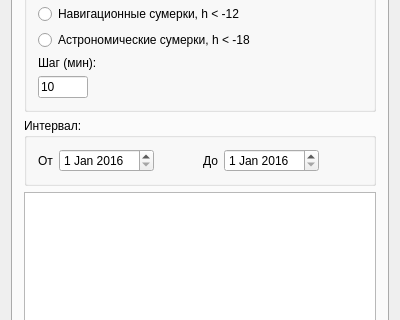
DeGraaf-dev/eros_qt, file erosmain.ui: the form before one commit; both pictures show x 0 to 400 and y 127 to 447 of the 400 by 650 pixel window.
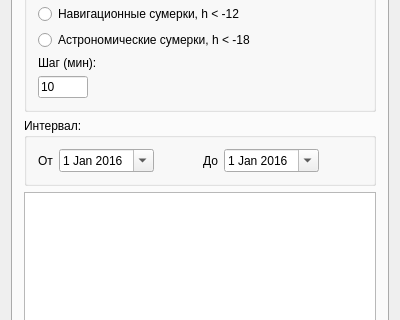
The form after the commit. The open tabs and pages were chosen to show the change.

Patch:
```diff
--- a/erosmain.ui
+++ b/erosmain.ui
@@ -544,6 +544,9 @@
                <day>1</day>
               </datetime>
              </property>
+             <property name="calendarPopup">
+              <bool>true</bool>
+             </property>
             </widget>
            </item>
            <item>
@@ -578,6 +581,9 @@
                <day>1</day>
               </datetime>
              </property>
+             <property name="calendarPopup">
+              <bool>true</bool>
+             </property>
             </widget>
            </item>
            <item>
```
Left out of the diff: 18 changed lines with no effect on the pictures.
